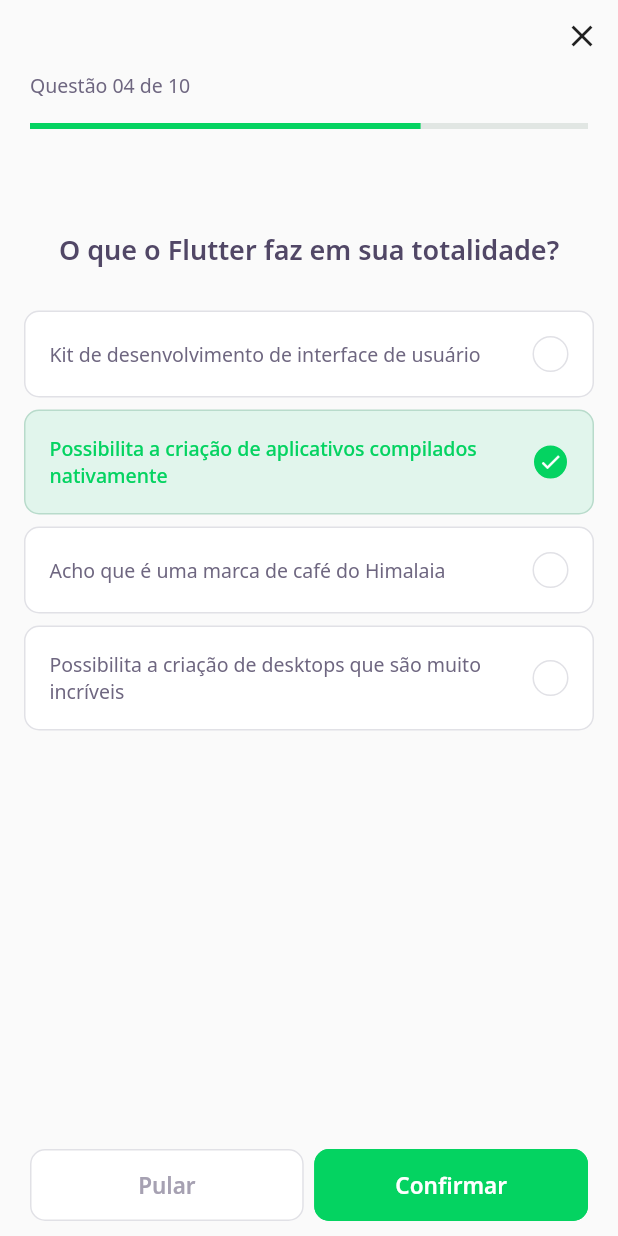
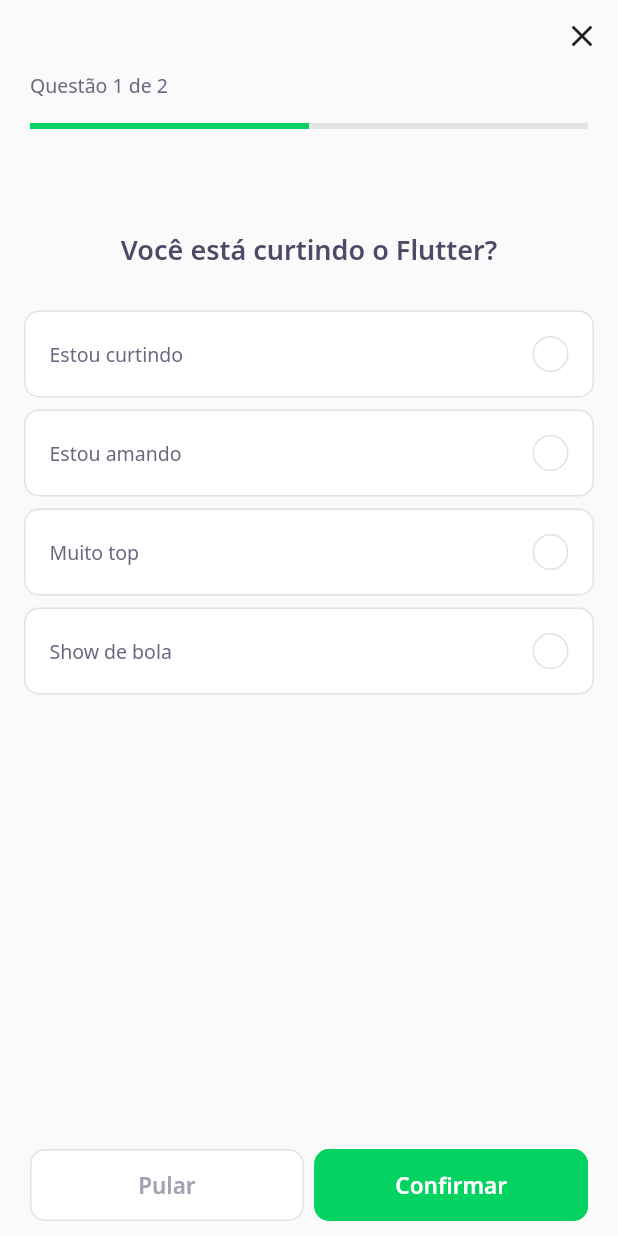
Before and after one commit to sgkhusal/DevQuiz, a Flutter app: the screen it shows after launch, after a tap on "NLW 5 Flutter", on a phone screen of 412 x 824 dp. Run offline on Flutter 3.47's test engine with Material 2 defaults, Android fonts, the phone set to English and light mode, and no system bars; our stand-ins replace google_fonts; accounts and stored records are empty; network calls fail.

Commit message:
added challenge page controller - lesson 04

```diff
--- /dev/null
+++ b/lib/challenge/challenge_controller.dart
@@ -0,0 +1,9 @@
+// Current Page
+
+import 'package:flutter/foundation.dart';
+
+class ChallengeController {
+  final currentPageNotifier = ValueNotifier<int>(1);
+  int get currentPage => currentPageNotifier.value;
+  set currentPage(int value) => currentPageNotifier.value = value;
+}
--- a/lib/challenge/chalenge_page.dart
+++ b/lib/challenge/challenge_page.dart
@@ -1,17 +1,33 @@
+import 'package:devquiz/challenge/challenge_controller.dart';
 import 'package:devquiz/challenge/widgets/next_button/next_button_widget.dart';
 import 'package:devquiz/challenge/widgets/question_indicator/question_indicator_widget.dart';
 import 'package:devquiz/challenge/widgets/quiz/quiz_widget.dart';
+import 'package:devquiz/shared/models/question_model.dart';
 import 'package:flutter/material.dart';
 
 class ChallengePage extends StatefulWidget {
-  ChallengePage({Key? key}) : super(key: key);
+  final List<QuestionModel> questions;
+  ChallengePage({
+    Key? key,
+    required this.questions
+  }) : super(key: key);
 
   @override
   _ChallengePageState createState() => _ChallengePageState();
 }
 
 class _ChallengePageState extends State<ChallengePage> {
+  final controller = ChallengeController();
+  final pageController = PageController();
   @override
+
+  void initState() {
+    pageController.addListener(() {
+      controller.currentPage = pageController.page!.toInt() + 1;
+    });
+    super.initState();
+  }
+
   Widget build(BuildContext context) {
     return Scaffold(//Scaffold --> esqueleto da página
       appBar: PreferredSize(
@@ -27,14 +43,28 @@ class _ChallengePageState extends State<ChallengePage> {
                   Navigator.pop(context);
                 }
               ),
-              QuestionIndicatorWidget(),
+              //para não ficar rebuidando a página toda vez que
+              //muda de questão:
+              ValueListenableBuilder<int>(
+                valueListenable: controller.currentPageNotifier,
+                builder: (context, value, _) => QuestionIndicatorWidget(
+                  currentPage: value,
+                  lenght: widget.questions.length,
+                ),
+              ),
             ],
           ),
         ),
       ),
-      body: QuizWidget(
-        title: "O que o Flutter faz em sua totalidade?"
-      ),
+      body: PageView(
+        physics: NeverScrollableScrollPhysics(),
+        controller: pageController,
+        children:
+          widget.questions.map((e) => QuizWidget(
+            question: e)).toList(),
+        ),
+      //QuizWidget(question: widget.questions[0],
+        //title: "O que o Flutter faz em sua totalidade?"
       bottomNavigationBar: SafeArea(
         bottom: true,
         child: Padding(
@@ -48,7 +78,12 @@ class _ChallengePageState extends State<ChallengePage> {
             children: [
               Expanded(child: NextButtonWidget.white(
                 label: "Pular",
-                onTap: (){},)),
+                onTap: (){
+                  pageController.nextPage(
+                    duration: Duration(milliseconds: 50),
+                    curve: Curves.linear,
+                  );
+                },)),
               SizedBox(width: 7,),
               Expanded(child: NextButtonWidget.green(
                 label: "Confirmar",
--- a/lib/challenge/widgets/question_indicator/question_indicator_widget.dart
+++ b/lib/challenge/widgets/question_indicator/question_indicator_widget.dart
@@ -3,7 +3,13 @@ import 'package:devquiz/shared/widgets/progress_indicator/progress_indicator_wid
 import 'package:flutter/material.dart';
 
 class QuestionIndicatorWidget extends StatelessWidget {
-  const QuestionIndicatorWidget({Key? key}) : super(key: key);
+  final int currentPage;
+  final int lenght;
+  const QuestionIndicatorWidget({
+    Key? key,
+    required this.currentPage,
+    required this.lenght,
+    }) : super(key: key);
 
   @override
   Widget build(BuildContext context) {
@@ -15,17 +21,17 @@ class QuestionIndicatorWidget extends StatelessWidget {
             mainAxisAlignment: MainAxisAlignment.start,
             children: [
               Text(
-                "Questão 04",
+                "Questão $currentPage",
                 style: AppTextStyles.body,
               ),
               Text(
-                " de 10",
+                " de $lenght",
                 style: AppTextStyles.body,
               ),
             ],
           ),
           SizedBox(height: 16),
-          ProgressIndicatorWidget(value: 0.7),
+          ProgressIndicatorWidget(value: currentPage / lenght),
         ]
       ),
     );
--- a/lib/challenge/widgets/quiz/quiz_widget.dart
+++ b/lib/challenge/widgets/quiz/quiz_widget.dart
@@ -1,10 +1,11 @@
 import 'package:devquiz/challenge/widgets/answer/answer_widget.dart';
 import 'package:devquiz/core/app_text_styles.dart';
+import 'package:devquiz/shared/models/question_model.dart';
 import 'package:flutter/material.dart';
 
 class QuizWidget extends StatelessWidget {
-  final String title;
-  const QuizWidget({Key? key, required this.title}) : super(key: key);
+  final QuestionModel question;
+  const QuizWidget({Key? key, required this.question}) : super(key: key);
 
   @override
   Widget build(BuildContext context) {
@@ -13,24 +14,24 @@ class QuizWidget extends StatelessWidget {
         children: [
           SizedBox(height: 64,),
           Text(
-            title,
+            question.title,
             style: AppTextStyles.heading,
           ),
           SizedBox(height: 24,),
-          AnswerWidget(
-            title: "Kit de desenvolvimento de interface de usuário"
-          ),
-          AnswerWidget(
-            title: "Possibilita a criação de aplicativos compilados nativamente",
-            isRight: true,
-            isSelected: true,
-          ),
-          AnswerWidget(
-            title: "Acho que é uma marca de café do Himalaia"
-          ),
-          AnswerWidget(
-            title: "Possibilita a criação de desktops que são muito incríveis"
-          ),
+          ...question.answers.map(
+            (e) => AnswerWidget(
+              isRight: e.isRight,
+              title: e.title,
+            ),
+          ).toList(),
+
+            //title: "Kit de desenvolvimento de interface de usuário"
+
+            //title: "Possibilita a criação de aplicativos compilados nativamente",
+           // isRight: true,
+            //
+            //title: "Acho que é uma marca de café do Himalaia"
+            //title: "Possibilita a criação de desktops que são muito incríveis"
         ],
       ),
     );
--- a/lib/core/app_widget.dart
+++ b/lib/core/app_widget.dart
@@ -1,4 +1,4 @@
-import 'package:devquiz/challenge/chalenge_page.dart';
+import 'package:devquiz/challenge/challenge_page.dart';
 import 'package:devquiz/home/home_page.dart';
 import 'package:devquiz/splash/splash_page.dart';
 import 'package:flutter/material.dart';
--- a/lib/home/home_page.dart
+++ b/lib/home/home_page.dart
@@ -1,4 +1,4 @@
-import 'package:devquiz/challenge/chalenge_page.dart';
+import 'package:devquiz/challenge/challenge_page.dart';
 import 'package:devquiz/core/app_colors.dart';
 import 'package:devquiz/home/home_state.dart';
 import 'package:devquiz/home/widgets/quiz_card/quiz_card_widget.dart';
@@ -69,7 +69,9 @@ class _HomePageState extends State<HomePage> {
                         Navigator.push(
                           context,
                           MaterialPageRoute(
-                            builder: (context) => ChallengePage()));
+                            builder: (context) => ChallengePage(
+                              questions: e.questions,
+                            )));
                       },
                     ))
                     .toList(),
```
